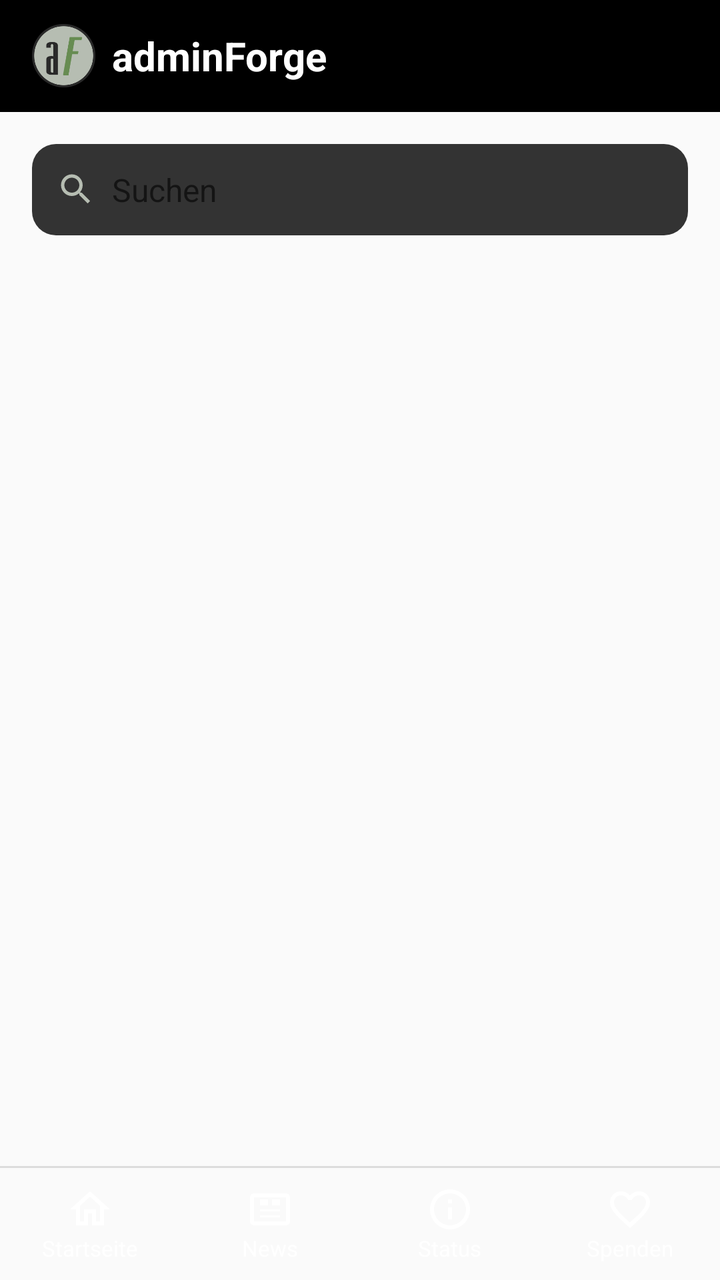
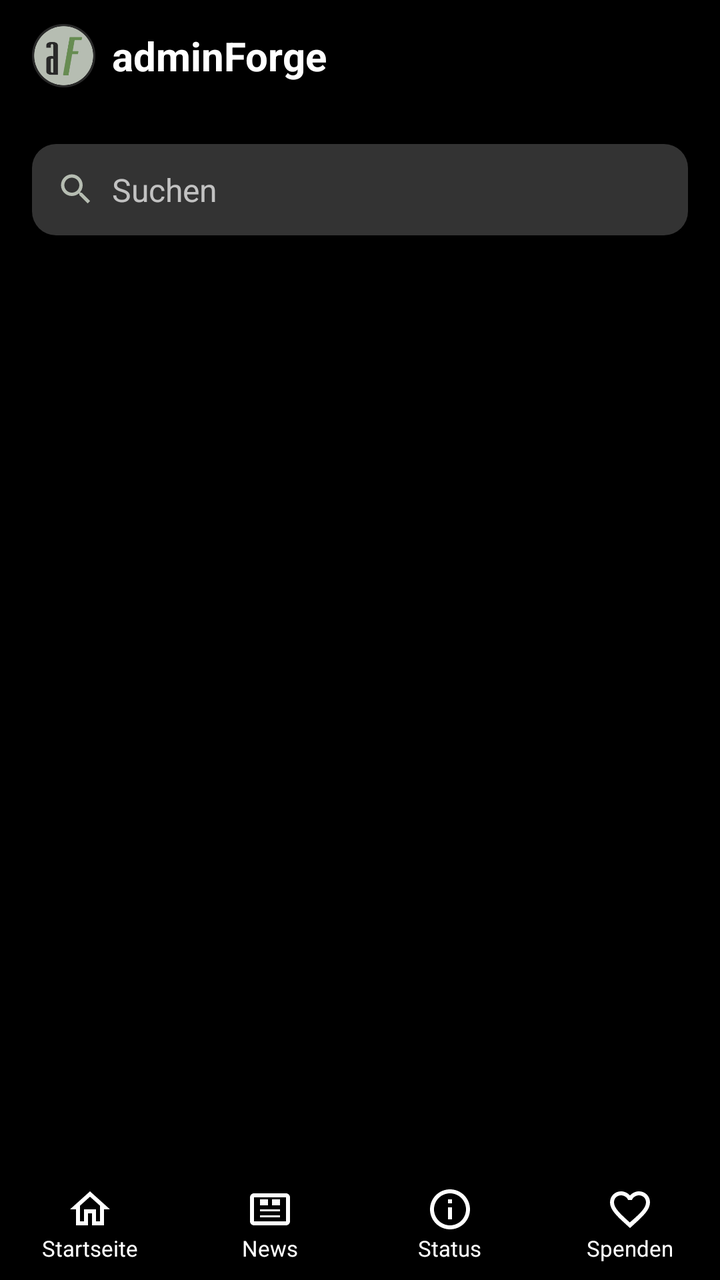

The first picture is an Android layout as it rendered before a commit; the second is the same layout after the commit. The layout source and the unified diff follow.
<!-- AndroidManifest.xml: application theme Theme.AdminForge -->
<!-- res/layout/activity_main.xml -->
<?xml version="1.0" encoding="utf-8"?>
<LinearLayout xmlns:android="http://schemas.android.com/apk/res/android"
    android:layout_width="match_parent"
    android:layout_height="match_parent"
    android:orientation="vertical"
    android:clipChildren="false"
    android:fitsSystemWindows="true"
    xmlns:app="http://schemas.android.com/apk/res-auto">

    <ScrollView
        android:id="@+id/scrollView"
        android:layout_width="match_parent"
        android:layout_height="0dp"
        android:layout_weight="1"
        android:clipToPadding="false"
        android:paddingBottom="16dp">
        <LinearLayout
            android:id="@+id/scroll_content"
            android:layout_width="match_parent"
            android:layout_height="wrap_content"
            android:orientation="vertical">

            <androidx.appcompat.widget.Toolbar
                android:id="@+id/toolbar"
                android:layout_width="match_parent"
                android:layout_height="?attr/actionBarSize"
                android:background="@android:color/black"
                android:theme="@style/ToolbarThemeOverlay"
                app:titleTextColor="@android:color/white">
                
                <LinearLayout
                    android:layout_width="wrap_content"
                    android:layout_height="match_parent"
                    android:orientation="horizontal"
                    android:gravity="center_vertical">
                    <ImageView
                        android:layout_width="32dp"
                        android:layout_height="32dp"
                        android:src="@drawable/ic_adminforge_round"
                        android:contentDescription="adminForge Logo" />
                    <TextView
                        android:layout_width="wrap_content"
                        android:layout_height="wrap_content"
                        android:layout_marginStart="8dp"
                        android:text="adminForge"
                        android:textColor="@android:color/white"
                        android:textSize="20sp"
                        android:textStyle="bold" />
                </LinearLayout>
                    
            </androidx.appcompat.widget.Toolbar>

            
            <LinearLayout
                android:layout_width="match_parent"
                android:layout_height="wrap_content"
                android:layout_margin="16dp"
                android:background="@drawable/bg_search_bar"
                android:orientation="horizontal"
                android:padding="12dp"
                android:gravity="center_vertical">

                <ImageView
                    android:layout_width="20dp"
                    android:layout_height="20dp"
                    android:src="@drawable/ic_search"
                    android:tint="@color/primary"
                    android:layout_marginEnd="8dp" />

                <EditText
                    android:id="@+id/search_box"
                    android:layout_width="match_parent"
                    android:layout_height="wrap_content"
                    android:background="@android:color/transparent"
                    android:hint="Suchen"
                    android:textColor="?android:attr/textColorPrimary"
                    android:textColorHint="?android:attr/textColorSecondary"
                    android:textSize="16sp"
                    android:inputType="text"
                    android:maxLines="1" />

            </LinearLayout>

            <LinearLayout
                android:id="@+id/items_container"
                android:layout_width="match_parent"
                android:layout_height="wrap_content"
                android:orientation="vertical">

            </LinearLayout>
        </LinearLayout>
    </ScrollView>

    <View
        android:layout_width="match_parent"
        android:layout_height="1dp"
        android:background="?android:attr/listDivider" />

    <include layout="@layout/bottom_navigation" />
</LinearLayout>
<!-- res/layout/bottom_navigation.xml (included above) -->
<?xml version="1.0" encoding="utf-8"?>
<LinearLayout xmlns:android="http://schemas.android.com/apk/res/android"
    android:layout_width="match_parent"
    android:layout_height="56dp"
    android:background="?android:attr/windowBackground"
    android:clipChildren="false"
    android:clipToPadding="false"
    android:orientation="horizontal">

    <LinearLayout
        android:id="@+id/btn_home"
        android:layout_width="0dp"
        android:layout_height="match_parent"
        android:layout_weight="1"
        android:background="?android:attr/selectableItemBackground"
        android:clickable="true"
        android:focusable="true"
        android:gravity="center"
        android:clipChildren="false"
        android:clipToPadding="false"
        android:orientation="vertical">
        <ImageView
            android:id="@+id/img_home"
            android:layout_width="24dp"
            android:layout_height="24dp"
            android:src="@drawable/ic_home_outline"
            android:tint="#FFFFFF" />
        <TextView
            android:layout_width="wrap_content"
            android:layout_height="wrap_content"
            android:text="Startseite"
            android:textSize="11sp"
            android:textColor="#FFFFFF" />
    </LinearLayout>

    <LinearLayout
        android:id="@+id/btn_news"
        android:layout_width="0dp"
        android:layout_height="match_parent"
        android:layout_weight="1"
        android:background="?android:attr/selectableItemBackground"
        android:clickable="true"
        android:focusable="true"
        android:gravity="center"
        android:clipChildren="false"
        android:clipToPadding="false"
        android:orientation="vertical">
        <FrameLayout
            android:layout_width="wrap_content"
            android:layout_height="wrap_content">
            <ImageView
                android:id="@+id/img_news"
                android:layout_width="24dp"
                android:layout_height="24dp"
                android:src="@drawable/ic_news_outline"
                android:tint="#FFFFFF" />
            <TextView
                android:id="@+id/news_badge"
                android:layout_width="16dp"
                android:layout_height="16dp"
                android:layout_gravity="top|end"
                android:layout_marginTop="-2dp"
                android:layout_marginEnd="-6dp"
                android:background="@drawable/bg_badge"
                android:gravity="center"
                android:text="0"
                android:textColor="@android:color/white"
                android:textSize="9sp"
                android:textStyle="bold"
                android:visibility="gone" />
        </FrameLayout>
        <TextView
            android:layout_width="wrap_content"
            android:layout_height="wrap_content"
            android:text="News"
            android:textSize="11sp"
            android:textColor="#FFFFFF" />
    </LinearLayout>

    <LinearLayout
        android:id="@+id/btn_status"
        android:layout_width="0dp"
        android:layout_height="match_parent"
        android:layout_weight="1"
        android:background="?android:attr/selectableItemBackground"
        android:clickable="true"
        android:focusable="true"
        android:gravity="center"
        android:clipChildren="false"
        android:clipToPadding="false"
        android:orientation="vertical">
        <FrameLayout
            android:layout_width="wrap_content"
            android:layout_height="wrap_content">
            <ImageView
                android:id="@+id/img_status"
                android:layout_width="24dp"
                android:layout_height="24dp"
                android:src="@drawable/ic_status_outline"
                android:tint="#FFFFFF" />
            <TextView
                android:id="@+id/status_badge"
                android:layout_width="16dp"
                android:layout_height="16dp"
                android:layout_gravity="top|end"
                android:layout_marginTop="-2dp"
                android:layout_marginEnd="-6dp"
                android:background="@drawable/bg_badge"
                android:gravity="center"
                android:text="0"
                android:textColor="@android:color/white"
                android:textSize="9sp"
                android:textStyle="bold"
                android:visibility="gone" />
        </FrameLayout>
        <TextView
            android:layout_width="wrap_content"
            android:layout_height="wrap_content"
            android:text="Status"
            android:textSize="11sp"
            android:textColor="#FFFFFF" />
    </LinearLayout>



    <LinearLayout
        android:id="@+id/btn_donate"
        android:layout_width="0dp"
        android:layout_height="match_parent"
        android:layout_weight="1"
        android:background="?android:attr/selectableItemBackground"
        android:clickable="true"
        android:focusable="true"
        android:gravity="center"
        android:clipChildren="false"
        android:clipToPadding="false"
        android:orientation="vertical">
        <ImageView
            android:id="@+id/img_donate"
            android:layout_width="24dp"
            android:layout_height="24dp"
            android:src="@drawable/ic_donate_outline"
            android:tint="#FFFFFF" />
        <TextView
            android:layout_width="wrap_content"
            android:layout_height="wrap_content"
            android:text="Spenden"
            android:textSize="11sp"
            android:textColor="#FFFFFF" />
    </LinearLayout>

</LinearLayout>
<!-- resources referenced by this layout -->
<resources>
  <color name="primary">#b6bdb2</color>
  <!-- drawable bg_badge (drawable) -->
  <?xml version="1.0" encoding="utf-8"?>
  <shape xmlns:android="http://schemas.android.com/apk/res/android"
      android:shape="oval">
      <solid android:color="#F44336" /> 
      <stroke
          android:width="1dp"
          android:color="?android:attr/windowBackground" /> 
  </shape>
  <!-- drawable bg_search_bar (drawable) -->
  <?xml version="1.0" encoding="utf-8"?>
  <shape xmlns:android="http://schemas.android.com/apk/res/android">
      <solid android:color="#333333" />
      <corners android:radius="12dp" />
  </shape>
  <!-- drawable ic_adminforge_round: png bitmap (drawable, 9608 bytes) -->
  <!-- drawable ic_donate_outline (drawable) -->
  <vector xmlns:android="http://schemas.android.com/apk/res/android"
      android:width="24dp"
      android:height="24dp"
      android:viewportWidth="24"
      android:viewportHeight="24">
      <path
          android:fillColor="#FFFFFF"
          android:pathData="M16.5,3c-1.74,0-3.41,0.81-4.5,2.09C10.91,3.81,9.24,3,7.5,3C4.42,3,2,5.42,2,8.5c0,3.78,3.4,6.86,8.55,11.54L12,21.35l1.45-1.32C18.6,15.36,22,12.28,22,8.5C22,5.42,19.58,3,16.5,3zm-4.4,15.55l-0.1,0.1-0.1-0.1C7.14,14.24,4,11.39,4,8.5C4,6.5,5.5,5,7.5,5c1.54,0,3.04,0.99,3.57,2.36h1.87C13.46,5.99,14.96,5,16.5,5c2,0,3.5,1.5,3.5,3.5 0,2.89-3.14,5.74-8.1,10.05z"/>
  </vector>
  <!-- drawable ic_home_outline (drawable) -->
  <vector xmlns:android="http://schemas.android.com/apk/res/android"
      android:width="24dp"
      android:height="24dp"
      android:viewportWidth="24"
      android:viewportHeight="24">
      <path
          android:fillColor="#FFFFFF"
          android:pathData="M12,5.69l5,4.5V18h-2v-6H9v6H7v-7.81l5,-4.5M12,3L2,12h3v8h6v-6h2v6h6v-8h3L12,3z"/>
  </vector>
  <!-- drawable ic_news_outline (drawable) -->
  <vector xmlns:android="http://schemas.android.com/apk/res/android"
      android:width="24dp"
      android:height="24dp"
      android:viewportWidth="24"
      android:viewportHeight="24">
      <path
          android:fillColor="#FFFFFF"
          android:pathData="M20,4H4C2.89,4 2.01,4.89 2.01,6L2,18c0,1.1 0.89,2 2,2h16c1.1,0 2,-0.9 2,-2V6C22,4.89 21.1,4 20,4zM20,18H4V6h16V18zM11,10H7V7h4V10zM17,10h-4V7h4V10zM17,13H7v-1h10V13zM17,16H7v-1h10V16z"/>
  </vector>
  <!-- drawable ic_search (drawable) -->
  <vector xmlns:android="http://schemas.android.com/apk/res/android"
      android:width="24dp"
      android:height="24dp"
      android:viewportWidth="24"
      android:viewportHeight="24">
      <path
          android:fillColor="#000000"
          android:pathData="M15.5,14h-0.79l-0.28,-0.27C15.41,12.59 16,11.11 16,9.5 16,5.91 13.09,3 9.5,3S3,5.91 3,9.5 5.91,16 9.5,16c1.61,0 3.09,-0.59 4.23,-1.57l0.27,0.28v0.79l5,4.99L20.49,19l-4.99,-5zM9.5,14C7.01,14 5,11.99 5,9.5S7.01,5 9.5,5 14,7.01 14,9.5 11.99,14 9.5,14z"/>
  </vector>
  <!-- drawable ic_status_outline (drawable) -->
  <vector xmlns:android="http://schemas.android.com/apk/res/android"
      android:width="24dp"
      android:height="24dp"
      android:viewportWidth="24"
      android:viewportHeight="24">
      <path
          android:fillColor="#FFFFFF"
          android:pathData="M11,7h2v2h-2zm0,4h2v6h-2zm1-9C6.48,2,2,6.48,2,12s4.48,10,10,10,10-4.48,10-10S17.52,2,12,2zm0,18c-4.41,0-8-3.59-8-8s3.59-8,8-8,8,3.59,8,8-3.59,8-8,8z"/>
  </vector>
  <style name="ToolbarThemeOverlay" parent="ThemeOverlay.AppCompat.Dark.ActionBar">
          <item name="colorControlNormal">#FFFFFF</item>
      </style>
  <style name="Theme.AdminForge" parent="Theme.AppCompat.DayNight.NoActionBar">
          
          <item name="colorPrimary">@color/primary</item>
          <item name="colorAccent">@color/primary</item>
          <item name="colorControlNormal">#FFFFFF</item>
      </style>
</resources>

<!-- the commit's change to res/layout/activity_main.xml (unified diff, before → after) -->
@@ -5,6 +5,7 @@
     android:orientation="vertical"
     android:clipChildren="false"
     android:fitsSystemWindows="true"
+    android:background="@android:color/black"
     xmlns:app="http://schemas.android.com/apk/res-auto">
 
     <ScrollView
<!-- resource entries referenced after the edit -->
@@ -75,6 +75,10 @@
           <item name="colorPrimary">@color/primary</item>
           <item name="colorAccent">@color/primary</item>
           <item name="colorControlNormal">#FFFFFF</item>
+          <item name="android:windowBackground">@android:color/black</item>
+          <item name="android:colorBackground">@android:color/black</item>
+          <item name="android:textColorPrimary">#FFFFFF</item>
+          <item name="android:textColorSecondary">#B3FFFFFF</item>
       </style>
 </resources>
 
